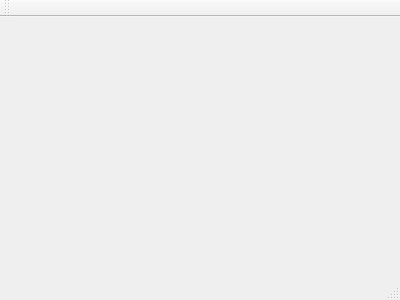
This is LightControl_Develop_01/mainwindow.ui in RaCastanon/LightControl as Qt 5 draws it before an edit. The edited form follows.
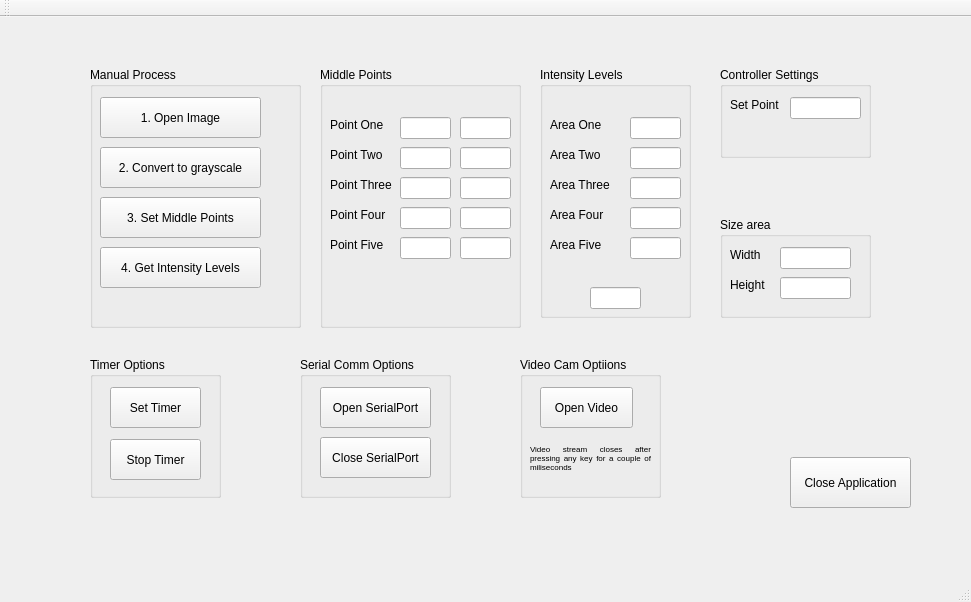
This is the edited form.

Commit message:
Implementation: OpenImage button
Implementation of the OpenImage button, we will use a Global variable to use it along the algorithm

```diff
--- a/LightControl_Develop_01/mainwindow.ui
+++ b/LightControl_Develop_01/mainwindow.ui
@@ -1,24 +1,670 @@
 <ui version="4.0">
  <class>MainWindow</class>
- <widget class="QMainWindow" name="MainWindow" >
-  <property name="geometry" >
+ <widget class="QMainWindow" name="MainWindow">
+  <property name="geometry">
    <rect>
     <x>0</x>
     <y>0</y>
-    <width>400</width>
-    <height>300</height>
+    <width>971</width>
+    <height>602</height>
    </rect>
   </property>
   <property name="windowTitle" >
    <string>MainWindow</string>
   </property>
-  <widget class="QMenuBar" name="menuBar" />
-  <widget class="QToolBar" name="mainToolBar" />
-  <widget class="QWidget" name="centralWidget" />
-  <widget class="QStatusBar" name="statusBar" />
+  <widget class="QWidget" name="centralWidget">
+   <widget class="QGroupBox" name="groupBox">
+    <property name="geometry">
+     <rect>
+      <x>90</x>
+      <y>340</y>
+      <width>131</width>
+      <height>141</height>
+     </rect>
+    </property>
+    <property name="title">
+     <string>Timer Options</string>
+    </property>
+    <widget class="QPushButton" name="stopTimer">
+     <property name="geometry">
+      <rect>
+       <x>20</x>
+       <y>82</y>
+       <width>91</width>
+       <height>41</height>
+      </rect>
+     </property>
+     <property name="text">
+      <string>Stop Timer</string>
+     </property>
+    </widget>
+    <widget class="QPushButton" name="setTimer">
+     <property name="geometry">
+      <rect>
+       <x>20</x>
+       <y>30</y>
+       <width>91</width>
+       <height>41</height>
+      </rect>
+     </property>
+     <property name="text">
+      <string>Set Timer</string>
+     </property>
+    </widget>
+   </widget>
+   <widget class="QGroupBox" name="groupBox_4">
+    <property name="geometry">
+     <rect>
+      <x>90</x>
+      <y>50</y>
+      <width>211</width>
+      <height>261</height>
+     </rect>
+    </property>
+    <property name="title">
+     <string>Manual Process</string>
+    </property>
+    <widget class="QPushButton" name="OpenImageButton">
+     <property name="geometry">
+      <rect>
+       <x>10</x>
+       <y>30</y>
+       <width>161</width>
+       <height>41</height>
+      </rect>
+     </property>
+     <property name="text">
+      <string>1. Open Image</string>
+     </property>
+    </widget>
+    <widget class="QPushButton" name="grayScale">
+     <property name="geometry">
+      <rect>
+       <x>10</x>
+       <y>80</y>
+       <width>161</width>
+       <height>41</height>
+      </rect>
+     </property>
+     <property name="text">
+      <string>2. Convert to grayscale</string>
+     </property>
+    </widget>
+    <widget class="QPushButton" name="middlePoints">
+     <property name="geometry">
+      <rect>
+       <x>10</x>
+       <y>130</y>
+       <width>161</width>
+       <height>41</height>
+      </rect>
+     </property>
+     <property name="text">
+      <string>3. Set Middle Points</string>
+     </property>
+    </widget>
+    <widget class="QPushButton" name="getIntensity">
+     <property name="geometry">
+      <rect>
+       <x>10</x>
+       <y>180</y>
+       <width>161</width>
+       <height>41</height>
+      </rect>
+     </property>
+     <property name="text">
+      <string>4. Get Intensity Levels</string>
+     </property>
+    </widget>
+   </widget>
+   <widget class="QGroupBox" name="groupBox_7">
+    <property name="geometry">
+     <rect>
+      <x>720</x>
+      <y>200</y>
+      <width>151</width>
+      <height>101</height>
+     </rect>
+    </property>
+    <property name="title">
+     <string>Size area</string>
+    </property>
+    <widget class="QLineEdit" name="widthArea">
+     <property name="geometry">
+      <rect>
+       <x>60</x>
+       <y>30</y>
+       <width>71</width>
+       <height>22</height>
+      </rect>
+     </property>
+    </widget>
+    <widget class="QLineEdit" name="hightArea">
+     <property name="geometry">
+      <rect>
+       <x>60</x>
+       <y>60</y>
+       <width>71</width>
+       <height>22</height>
+      </rect>
+     </property>
+    </widget>
+    <widget class="QLabel" name="label_12">
+     <property name="geometry">
+      <rect>
+       <x>10</x>
+       <y>30</y>
+       <width>55</width>
+       <height>16</height>
+      </rect>
+     </property>
+     <property name="text">
+      <string>Width</string>
+     </property>
+    </widget>
+    <widget class="QLabel" name="label_13">
+     <property name="geometry">
+      <rect>
+       <x>10</x>
+       <y>60</y>
+       <width>55</width>
+       <height>16</height>
+      </rect>
+     </property>
+     <property name="text">
+      <string>Height</string>
+     </property>
+    </widget>
+   </widget>
+   <widget class="QGroupBox" name="groupBox_5">
+    <property name="geometry">
+     <rect>
+      <x>320</x>
+      <y>50</y>
+      <width>201</width>
+      <height>261</height>
+     </rect>
+    </property>
+    <property name="title">
+     <string>Middle Points</string>
+    </property>
+    <widget class="QLabel" name="label_2">
+     <property name="geometry">
+      <rect>
+       <x>10</x>
+       <y>50</y>
+       <width>61</width>
+       <height>16</height>
+      </rect>
+     </property>
+     <property name="text">
+      <string>Point One</string>
+     </property>
+    </widget>
+    <widget class="QLabel" name="label_3">
+     <property name="geometry">
+      <rect>
+       <x>10</x>
+       <y>80</y>
+       <width>71</width>
+       <height>16</height>
+      </rect>
+     </property>
+     <property name="text">
+      <string>Point Two</string>
+     </property>
+    </widget>
+    <widget class="QLabel" name="label_4">
+     <property name="geometry">
+      <rect>
+       <x>10</x>
+       <y>110</y>
+       <width>71</width>
+       <height>16</height>
+      </rect>
+     </property>
+     <property name="text">
+      <string>Point Three</string>
+     </property>
+    </widget>
+    <widget class="QLabel" name="label_5">
+     <property name="geometry">
+      <rect>
+       <x>10</x>
+       <y>140</y>
+       <width>71</width>
+       <height>16</height>
+      </rect>
+     </property>
+     <property name="text">
+      <string>Point Four</string>
+     </property>
+    </widget>
+    <widget class="QLabel" name="label_6">
+     <property name="geometry">
+      <rect>
+       <x>10</x>
+       <y>170</y>
+       <width>71</width>
+       <height>16</height>
+      </rect>
+     </property>
+     <property name="text">
+      <string>Point Five</string>
+     </property>
+    </widget>
+    <widget class="QLineEdit" name="P_one_cols">
+     <property name="geometry">
+      <rect>
+       <x>80</x>
+       <y>50</y>
+       <width>51</width>
+       <height>22</height>
+      </rect>
+     </property>
+    </widget>
+    <widget class="QLineEdit" name="P_two_cols">
+     <property name="geometry">
+      <rect>
+       <x>80</x>
+       <y>80</y>
+       <width>51</width>
+       <height>22</height>
+      </rect>
+     </property>
+    </widget>
+    <widget class="QLineEdit" name="P_three_cols">
+     <property name="geometry">
+      <rect>
+       <x>80</x>
+       <y>110</y>
+       <width>51</width>
+       <height>22</height>
+      </rect>
+     </property>
+    </widget>
+    <widget class="QLineEdit" name="P_four_cols">
+     <property name="geometry">
+      <rect>
+       <x>80</x>
+       <y>140</y>
+       <width>51</width>
+       <height>22</height>
+      </rect>
+     </property>
+    </widget>
+    <widget class="QLineEdit" name="P_five_cols">
+     <property name="geometry">
+      <rect>
+       <x>80</x>
+       <y>170</y>
+       <width>51</width>
+       <height>22</height>
+      </rect>
+     </property>
+    </widget>
+    <widget class="QLineEdit" name="P_four_rows">
+     <property name="geometry">
+      <rect>
+       <x>140</x>
+       <y>140</y>
+       <width>51</width>
+       <height>22</height>
+      </rect>
+     </property>
+    </widget>
+    <widget class="QLineEdit" name="P_two_rows">
+     <property name="geometry">
+      <rect>
+       <x>140</x>
+       <y>80</y>
+       <width>51</width>
+       <height>22</height>
+      </rect>
+     </property>
+    </widget>
+    <widget class="QLineEdit" name="P_five_rows">
+     <property name="geometry">
+      <rect>
+       <x>140</x>
+       <y>170</y>
+       <width>51</width>
+       <height>22</height>
+      </rect>
+     </property>
+    </widget>
+    <widget class="QLineEdit" name="P_one_rows">
+     <property name="geometry">
+      <rect>
+       <x>140</x>
+       <y>50</y>
+       <width>51</width>
+       <height>22</height>
+      </rect>
+     </property>
+    </widget>
+    <widget class="QLineEdit" name="P_three_rows">
+     <property name="geometry">
+      <rect>
+       <x>140</x>
+       <y>110</y>
+       <width>51</width>
+       <height>22</height>
+      </rect>
+     </property>
+    </widget>
+   </widget>
+   <widget class="QGroupBox" name="groupBox_3">
+    <property name="geometry">
+     <rect>
+      <x>520</x>
+      <y>340</y>
+      <width>141</width>
+      <height>141</height>
+     </rect>
+    </property>
+    <property name="title">
+     <string>Video Cam Optiions</string>
+    </property>
+    <widget class="QPushButton" name="openVideoCam">
+     <property name="geometry">
+      <rect>
+       <x>20</x>
+       <y>30</y>
+       <width>93</width>
+       <height>41</height>
+      </rect>
+     </property>
+     <property name="text">
+      <string>Open Video</string>
+     </property>
+    </widget>
+    <widget class="QLabel" name="label">
+     <property name="geometry">
+      <rect>
+       <x>10</x>
+       <y>70</y>
+       <width>121</width>
+       <height>61</height>
+      </rect>
+     </property>
+     <property name="sizePolicy">
+      <sizepolicy hsizetype="Preferred" vsizetype="Preferred">
+       <horstretch>0</horstretch>
+       <verstretch>0</verstretch>
+      </sizepolicy>
+     </property>
+     <property name="font">
+      <font>
+       <pointsize>6</pointsize>
+       <kerning>true</kerning>
+      </font>
+     </property>
+     <property name="autoFillBackground">
+      <bool>false</bool>
+     </property>
+     <property name="text">
+      <string>Video stream closes after pressing any key for a couple of miliseconds</string>
+     </property>
+     <property name="textFormat">
+      <enum>Qt::AutoText</enum>
+     </property>
+     <property name="alignment">
+      <set>Qt::AlignJustify|Qt::AlignVCenter</set>
+     </property>
+     <property name="wordWrap">
+      <bool>true</bool>
+     </property>
+    </widget>
+   </widget>
+   <widget class="QGroupBox" name="groupBox_8">
+    <property name="geometry">
+     <rect>
+      <x>720</x>
+      <y>50</y>
+      <width>151</width>
+      <height>91</height>
+     </rect>
+    </property>
+    <property name="title">
+     <string>Controller Settings</string>
+    </property>
+    <widget class="QLabel" name="label_14">
+     <property name="geometry">
+      <rect>
+       <x>10</x>
+       <y>30</y>
+       <width>61</width>
+       <height>16</height>
+      </rect>
+     </property>
+     <property name="text">
+      <string>Set Point</string>
+     </property>
+    </widget>
+    <widget class="QLineEdit" name="setPoint">
+     <property name="geometry">
+      <rect>
+       <x>70</x>
+       <y>30</y>
+       <width>71</width>
+       <height>22</height>
+      </rect>
+     </property>
+    </widget>
+   </widget>
+   <widget class="QPushButton" name="closeApp">
+    <property name="geometry">
+     <rect>
+      <x>790</x>
+      <y>440</y>
+      <width>121</width>
+      <height>51</height>
+     </rect>
+    </property>
+    <property name="text">
+     <string>Close Application</string>
+    </property>
+   </widget>
+   <widget class="QGroupBox" name="groupBox_6">
+    <property name="geometry">
+     <rect>
+      <x>540</x>
+      <y>50</y>
+      <width>151</width>
+      <height>251</height>
+     </rect>
+    </property>
+    <property name="title">
+     <string>Intensity Levels</string>
+    </property>
+    <widget class="QLabel" name="label_11">
+     <property name="geometry">
+      <rect>
+       <x>10</x>
+       <y>170</y>
+       <width>71</width>
+       <height>16</height>
+      </rect>
+     </property>
+     <property name="text">
+      <string>Area Five</string>
+     </property>
+    </widget>
+    <widget class="QLabel" name="label_7">
+     <property name="geometry">
+      <rect>
+       <x>10</x>
+       <y>80</y>
+       <width>71</width>
+       <height>16</height>
+      </rect>
+     </property>
+     <property name="text">
+      <string>Area Two</string>
+     </property>
+    </widget>
+    <widget class="QLabel" name="label_10">
+     <property name="geometry">
+      <rect>
+       <x>10</x>
+       <y>110</y>
+       <width>71</width>
+       <height>16</height>
+      </rect>
+     </property>
+     <property name="text">
+      <string>Area Three</string>
+     </property>
+    </widget>
+    <widget class="QLabel" name="label_9">
+     <property name="geometry">
+      <rect>
+       <x>10</x>
+       <y>50</y>
+       <width>61</width>
+       <height>16</height>
+      </rect>
+     </property>
+     <property name="text">
+      <string>Area One</string>
+     </property>
+    </widget>
+    <widget class="QLabel" name="label_8">
+     <property name="geometry">
+      <rect>
+       <x>10</x>
+       <y>140</y>
+       <width>71</width>
+       <height>16</height>
+      </rect>
+     </property>
+     <property name="text">
+      <string>Area Four</string>
+     </property>
+    </widget>
+    <widget class="QLineEdit" name="intensityLevel_1">
+     <property name="geometry">
+      <rect>
+       <x>90</x>
+       <y>50</y>
+       <width>51</width>
+       <height>22</height>
+      </rect>
+     </property>
+    </widget>
+    <widget class="QLineEdit" name="intensityLevel_2">
+     <property name="geometry">
+      <rect>
+       <x>90</x>
+       <y>80</y>
+       <width>51</width>
+       <height>22</height>
+      </rect>
+     </property>
+    </widget>
+    <widget class="QLineEdit" name="intensityLevel_3">
+     <property name="geometry">
+      <rect>
+       <x>90</x>
+       <y>110</y>
+       <width>51</width>
+       <height>22</height>
+      </rect>
+     </property>
+    </widget>
+    <widget class="QLineEdit" name="intensityLevel_4">
+     <property name="geometry">
+      <rect>
+       <x>90</x>
+       <y>140</y>
+       <width>51</width>
+       <height>22</height>
+      </rect>
+     </property>
+    </widget>
+    <widget class="QLineEdit" name="intensityLevel_5">
+     <property name="geometry">
+      <rect>
+       <x>90</x>
+       <y>170</y>
+       <width>51</width>
+       <height>22</height>
+      </rect>
+     </property>
+    </widget>
+    <widget class="QLineEdit" name="intensityLevel">
+     <property name="geometry">
+      <rect>
+       <x>50</x>
+       <y>220</y>
+       <width>51</width>
+       <height>22</height>
+      </rect>
+     </property>
+    </widget>
+   </widget>
+   <widget class="QGroupBox" name="groupBox_2">
+    <property name="geometry">
+     <rect>
+      <x>300</x>
+      <y>340</y>
+      <width>151</width>
+      <height>141</height>
+     </rect>
+    </property>
+    <property name="title">
+     <string>Serial Comm Options</string>
+    </property>
+    <widget class="QPushButton" name="closeSerialPort">
+     <property name="geometry">
+      <rect>
+       <x>20</x>
+       <y>80</y>
+       <width>111</width>
+       <height>41</height>
+      </rect>
+     </property>
+     <property name="text">
+      <string>Close SerialPort</string>
+     </property>
+    </widget>
+    <widget class="QPushButton" name="openSerialPort">
+     <property name="geometry">
+      <rect>
+       <x>20</x>
+       <y>30</y>
+       <width>111</width>
+       <height>41</height>
+      </rect>
+     </property>
+     <property name="text">
+      <string>Open SerialPort</string>
+     </property>
+    </widget>
+   </widget>
+  </widget>
+  <widget class="QMenuBar" name="menuBar">
+   <property name="geometry">
+    <rect>
+     <x>0</x>
+     <y>0</y>
+     <width>971</width>
+     <height>26</height>
+    </rect>
+   </property>
+  </widget>
+  <widget class="QToolBar" name="mainToolBar">
+   <attribute name="toolBarArea">
+    <enum>TopToolBarArea</enum>
+   </attribute>
+   <attribute name="toolBarBreak">
+    <bool>false</bool>
+   </attribute>
+  </widget>
+  <widget class="QStatusBar" name="statusBar"/>
  </widget>
- <layoutDefault spacing="6" margin="11" />
- <pixmapfunction></pixmapfunction>
+ <layoutdefault spacing="6" margin="11"/>
  <resources/>
  <connections/>
 </ui>
```
Left out of the diff: 3 changed lines with no effect on the pictures. The commit also changes 3 other files.
